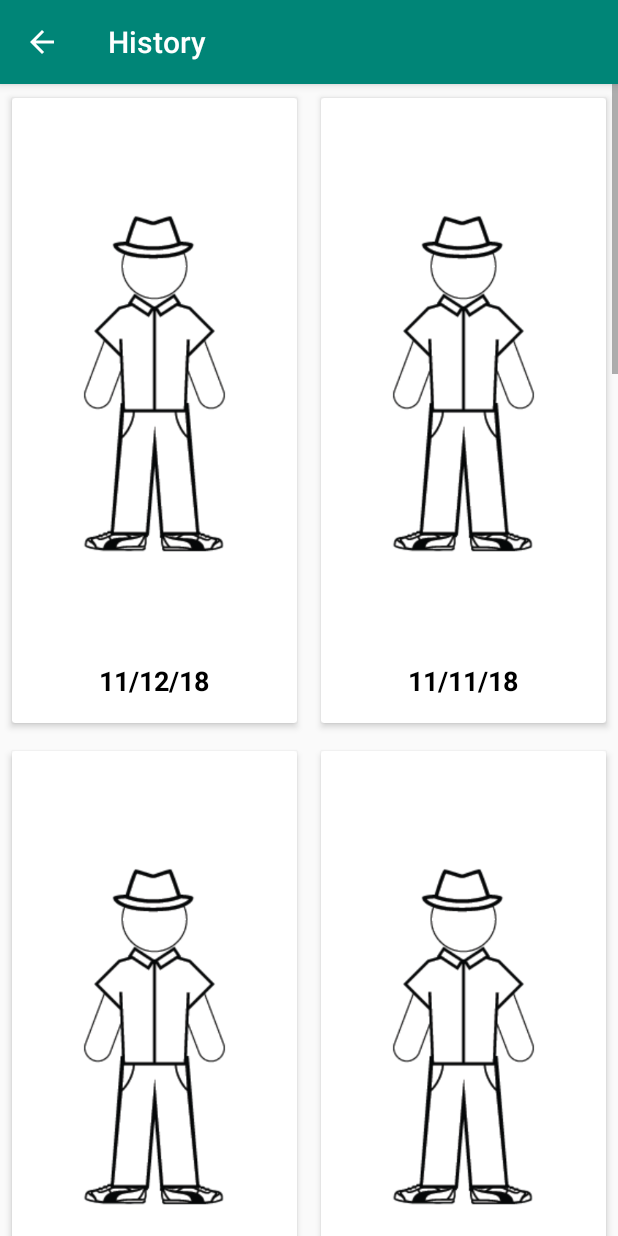
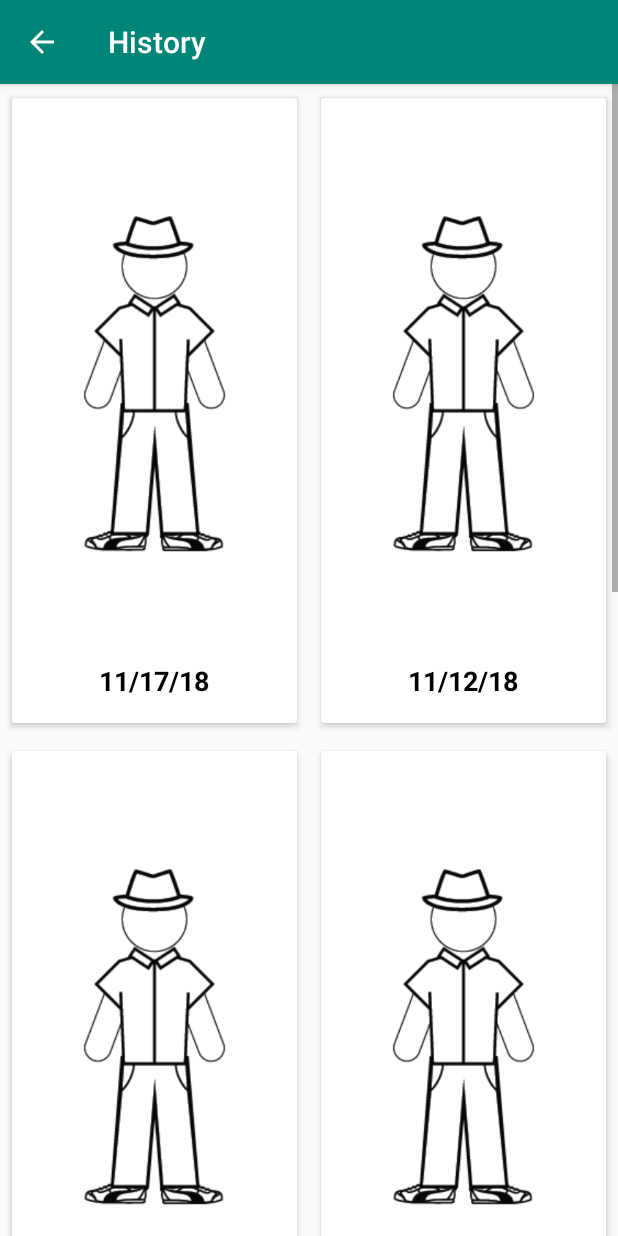
Before and after one commit to garport/WhatToWear, an Android app: the screen it shows after launch (HistoryActivity), in the side drawer, after a tap on "History", on a phone screen of 412 x 824 dp. Run offline under Robolectric (Android 15) with nearby library versions, the phone set to English and light mode, and no system bars.

Commit message:
added CustomApp class to only add test data once, updated HistoryActivity to delete adding test outfits, updated main activity wear it button, updated one line in androidmanifest to use the CustomApp class when launching

```diff
--- a/app/src/main/AndroidManifest.xml
+++ b/app/src/main/AndroidManifest.xml
@@ -11,6 +11,7 @@
         android:allowBackup="true"
         android:icon="@mipmap/applogo"
         android:label="What To Wear"
+        android:name=".CustomApp"
         android:roundIcon="@mipmap/ic_launcher_round"
         android:supportsRtl="true"
         android:theme="@style/AppTheme">
--- /dev/null
+++ b/app/src/main/java/com/example/root/testapp/CustomApp.java
@@ -0,0 +1,32 @@
+package com.example.root.testapp;
+
+import android.app.Application;
+
+public class CustomApp extends Application {
+
+    //This class is used to add test outfit history only once per app launch.
+
+    @Override
+    public void onCreate() {
+        super.onCreate();
+
+        // test data for history
+        ClothingTopH top = new ClothingTopH("Red","Cool","Informal","Short-Sleeve",R.drawable.shirt1);
+        ClothingBottomH bottom = new ClothingBottomH("Blue","Cool","Informal","Shorts",R.drawable.pants1);
+        ClothingShoesH shoes = new ClothingShoesH("Sneakers",R.drawable.shoes1);
+        Outfit outfit1 = new Outfit(top, bottom, shoes, "11/12/18", R.drawable.outfit1);
+        Outfit outfit2 = new Outfit(top, bottom, shoes, "11/11/18", R.drawable.outfit1);
+        Outfit outfit3 = new Outfit(top, bottom, shoes, "11/10/18", R.drawable.outfit1);
+        Outfit outfit4 = new Outfit(top, bottom, shoes, "11/9/18", R.drawable.outfit1);
+        Outfit outfit5 = new Outfit(top, bottom, shoes, "11/8/18", R.drawable.outfit1);
+        Outfit outfit6 = new Outfit(top, bottom, shoes, "11/7/18", R.drawable.outfit1);
+        Outfit outfit7 = new Outfit(top, bottom, shoes, "11/6/18", R.drawable.outfit1);
+        HistoryActivity.outfitHistory.add(outfit1);
+        HistoryActivity.outfitHistory.add(outfit2);
+        HistoryActivity.outfitHistory.add(outfit3);
+        HistoryActivity.outfitHistory.add(outfit4);
+        HistoryActivity.outfitHistory.add(outfit5);
+        HistoryActivity.outfitHistory.add(outfit6);
+        HistoryActivity.outfitHistory.add(outfit7);
+    }
+}
--- a/app/src/main/java/com/example/root/testapp/HistoryActivity.java
+++ b/app/src/main/java/com/example/root/testapp/HistoryActivity.java
@@ -26,26 +26,6 @@ public class HistoryActivity extends AppCompatActivity {
         NavigationView navigationView = findViewById(R.id.nav_view);
         navigationView.setNavigationItemSelectedListener(this);
 */
-
-        ClothingTopH top = new ClothingTopH("Red","Cool","Informal","Short-Sleeve",R.drawable.shirt1);
-        ClothingBottomH bottom = new ClothingBottomH("Blue","Cool","Informal","Shorts",R.drawable.pants1);
-        ClothingShoesH shoes = new ClothingShoesH("Sneakers",R.drawable.shoes1);
-        Outfit outfit1 = new Outfit(top, bottom, shoes, "11/12/18", R.drawable.outfit1);
-        Outfit outfit2 = new Outfit(top, bottom, shoes, "11/11/18", R.drawable.outfit1);
-        Outfit outfit3 = new Outfit(top, bottom, shoes, "11/10/18", R.drawable.outfit1);
-        Outfit outfit4 = new Outfit(top, bottom, shoes, "11/9/18", R.drawable.outfit1);
-        Outfit outfit5 = new Outfit(top, bottom, shoes, "11/8/18", R.drawable.outfit1);
-        Outfit outfit6 = new Outfit(top, bottom, shoes, "11/7/18", R.drawable.outfit1);
-        Outfit outfit7 = new Outfit(top, bottom, shoes, "11/6/18", R.drawable.outfit1);
-        outfitHistory.add(outfit1);
-        outfitHistory.add(outfit2);
-        outfitHistory.add(outfit3);
-        outfitHistory.add(outfit4);
-        outfitHistory.add(outfit5);
-        outfitHistory.add(outfit6);
-        outfitHistory.add(outfit7);
-
-
         recyclerView = findViewById(R.id.recyclerView);
         GridLayoutManager mGridLayoutManager = new GridLayoutManager(HistoryActivity.this, 2);
         recyclerView.setLayoutManager(mGridLayoutManager);
--- a/app/src/main/java/com/example/root/testapp/MainActivity.java
+++ b/app/src/main/java/com/example/root/testapp/MainActivity.java
@@ -183,9 +183,17 @@ public class MainActivity extends AppCompatActivity
         final Dialog confirm = new Dialog(this);
         confirm.setContentView(R.layout.confirm);
         final Button wearIt = findViewById(R.id.button_wear);
+
         wearIt.setOnClickListener(new View.OnClickListener(){
             @Override
             public void onClick(View v){
+                //add test outfit to wear
+                ClothingTopH top = new ClothingTopH("Green","Warm","Formal","Short-Sleeve",R.drawable.shirt1);
+                ClothingBottomH bottom = new ClothingBottomH("Navy","Cool","Informal","Pants",R.drawable.pants1);
+                ClothingShoesH shoes = new ClothingShoesH("Boots",R.drawable.shoes1);
+                Outfit exampleOutfit = new Outfit(top, bottom, shoes, "11/17/18", R.drawable.outfit1);
+                HistoryActivity.outfitHistory.add(0,exampleOutfit);
+
                 confirm.show();
             }
         });
--- a/build.gradle
+++ b/build.gradle
@@ -7,7 +7,7 @@ buildscript {
         jcenter()
     }
     dependencies {
-        classpath 'com.android.tools.build:gradle:3.2.0'
+        classpath 'com.android.tools.build:gradle:3.2.1'
 
 
         // NOTE: Do not place your application dependencies here; they belong
```
